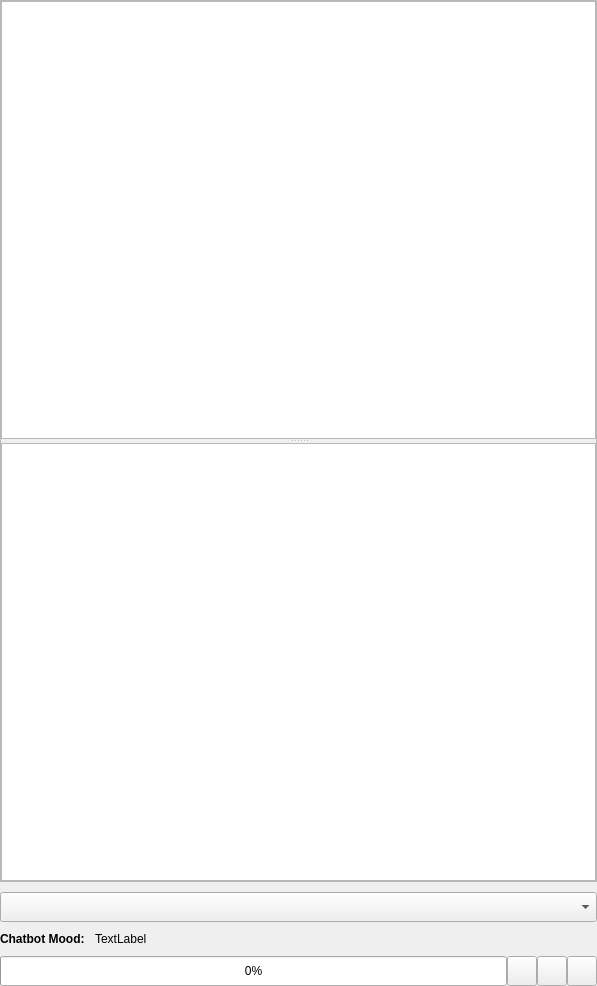
Above: src/airunner/widgets/llm/templates/chat_prompt.ui from Capsize-Games/airunner before the change. Below: the same form after it.
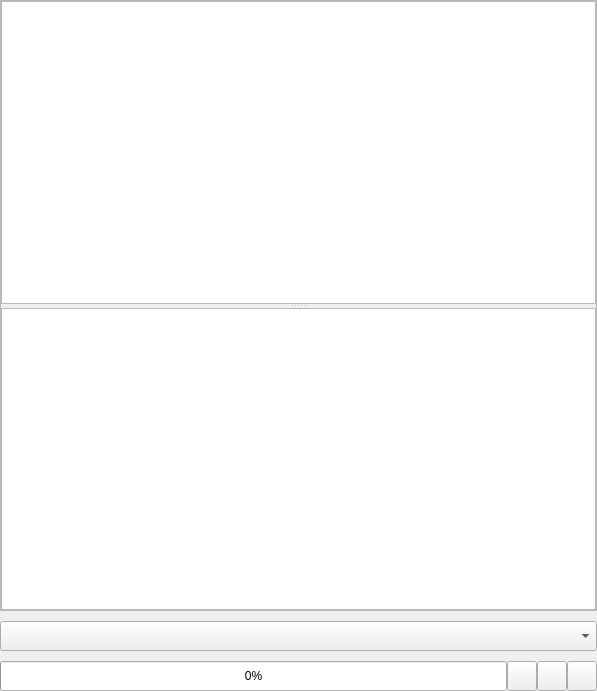
That is the form after the change. Icons and pictures are not drawn.

Commit message: moves chatbot mood info to separate tab

Diff of the .ui file:
```diff
--- a/src/airunner/widgets/llm/templates/chat_prompt.ui
+++ b/src/airunner/widgets/llm/templates/chat_prompt.ui
@@ -7,7 +7,7 @@
     <x>0</x>
     <y>0</y>
     <width>597</width>
-    <height>986</height>
+    <height>691</height>
    </rect>
   </property>
   <property name="windowTitle">
@@ -32,7 +32,7 @@
    <property name="verticalSpacing">
     <number>10</number>
    </property>
-   <item row="3" column="0">
+   <item row="2" column="0">
     <layout class="QHBoxLayout" name="horizontalLayout">
      <property name="spacing">
       <number>0</number>
@@ -163,19 +163,6 @@
      </item>
     </layout>
    </item>
-   <item row="1" column="0">
-    <widget class="QComboBox" name="action">
-     <property name="minimumSize">
-      <size>
-       <width>0</width>
-       <height>30</height>
-      </size>
-     </property>
-     <property name="sizeAdjustPolicy">
-      <enum>QComboBox::SizeAdjustPolicy::AdjustToMinimumContentsLengthWithIcon</enum>
-     </property>
-    </widget>
-   </item>
    <item row="0" column="0">
     <widget class="QScrollArea" name="scrollArea">
      <property name="widgetResizable">
@@ -187,7 +174,7 @@
         <x>0</x>
         <y>0</y>
         <width>595</width>
-        <height>873</height>
+        <height>607</height>
        </rect>
       </property>
       <layout class="QGridLayout" name="gridLayout">
@@ -233,7 +220,7 @@
                 <x>0</x>
                 <y>0</y>
                 <width>593</width>
-                <height>435</height>
+                <height>301</height>
                </rect>
               </property>
               <layout class="QGridLayout" name="gridLayout_2">
@@ -293,49 +280,18 @@
      </widget>
     </widget>
    </item>
-   <item row="2" column="0">
-    <layout class="QFormLayout" name="formLayout">
-     <property name="horizontalSpacing">
-      <number>10</number>
+   <item row="1" column="0">
+    <widget class="QComboBox" name="action">
+     <property name="minimumSize">
+      <size>
+       <width>0</width>
+       <height>30</height>
+      </size>
      </property>
-     <property name="verticalSpacing">
-      <number>0</number>
+     <property name="sizeAdjustPolicy">
+      <enum>QComboBox::SizeAdjustPolicy::AdjustToMinimumContentsLengthWithIcon</enum>
      </property>
-     <property name="leftMargin">
-      <number>0</number>
-     </property>
-     <property name="topMargin">
-      <number>0</number>
-     </property>
-     <property name="rightMargin">
-      <number>0</number>
-     </property>
-     <property name="bottomMargin">
-      <number>0</number>
-     </property>
-     <item row="0" column="0">
-      <widget class="QLabel" name="label">
-       <property name="font">
-        <font>
-         <bold>true</bold>
-        </font>
-       </property>
-       <property name="text">
-        <string>Chatbot Mood:</string>
-       </property>
-      </widget>
-     </item>
-     <item row="0" column="1">
-      <widget class="QLabel" name="mood_label">
-       <property name="text">
-        <string>TextLabel</string>
-       </property>
-       <property name="wordWrap">
-        <bool>true</bool>
-       </property>
-      </widget>
-     </item>
-    </layout>
+    </widget>
    </item>
   </layout>
  </widget>
```
The commit also changes 7 other files.
